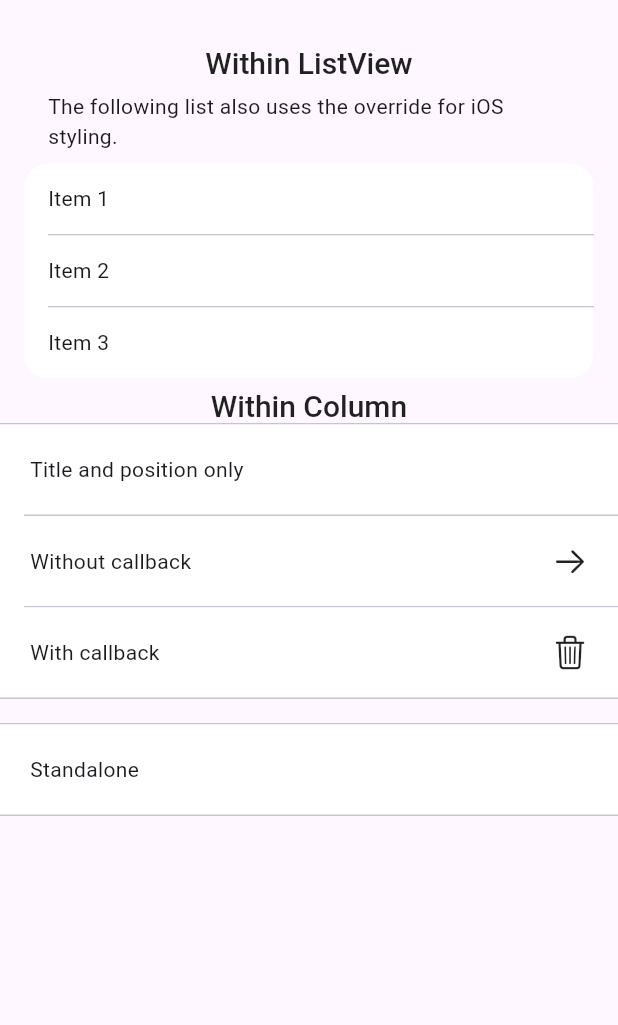
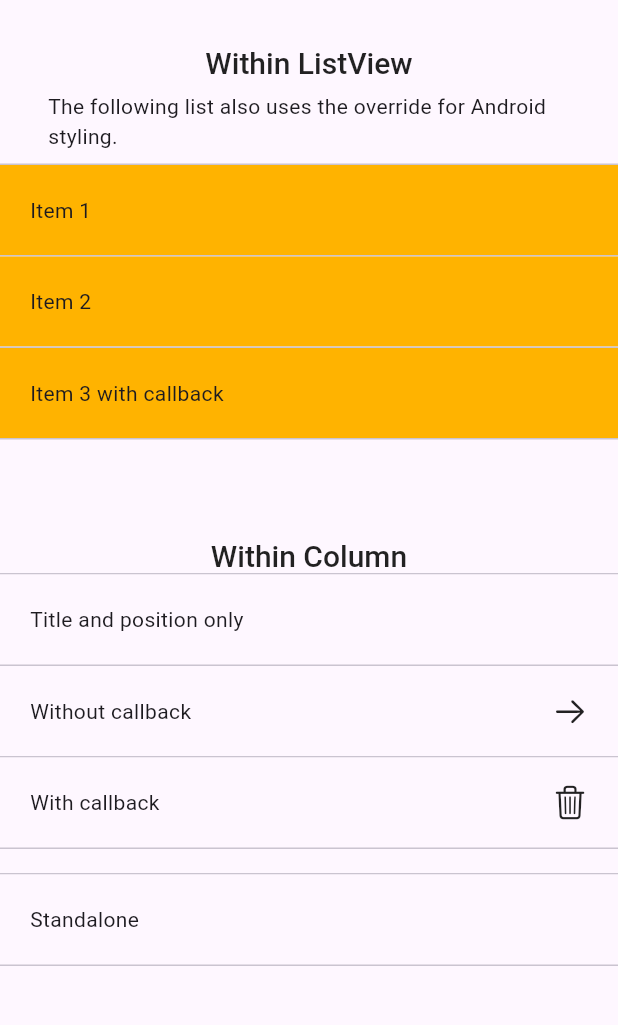
Before and after one commit to sems/dynamic_list_item, a Flutter app: the screen it shows after launch, on a phone screen of 412 x 824 dp, the part 63-1088 px from its top. Run offline on Flutter 3.47's test engine with Material 2 defaults, Android fonts, the phone set to English and light mode, and no system bars.

Commit message:
Fix issue with background styling Android

```diff
--- a/example/lib/main.dart
+++ b/example/lib/main.dart
@@ -9,7 +9,8 @@ class MyApp extends StatelessWidget {
   @override
   Widget build(BuildContext context) {
     var styling = DynamicListItemStyle(
-      overridePlatformStyling: TargetPlatform.iOS,
+      overridePlatformStyling: TargetPlatform.android,
+      tileBackgroundColorAndroid: Colors.amber[600],
     );
 
     return MaterialApp(
@@ -18,11 +19,17 @@ class MyApp extends StatelessWidget {
         primarySwatch: Colors.amber,
         useMaterial3: true,
       ),
+      darkTheme: ThemeData(
+        brightness: Brightness.dark,
+        useMaterial3: true,
+        canvasColor: Colors.black,
+      ),
       home: Scaffold(
         appBar: AppBar(
           title: const Text('Dynamic List Items'),
         ),
-        body: Container(
+        body: SafeArea(
+          child: Container(
             padding: EdgeInsets.symmetric(vertical: 16),
             child: Column(
               children: [
@@ -33,11 +40,11 @@ class MyApp extends StatelessWidget {
                 Padding(
                   padding: EdgeInsets.symmetric(horizontal: 32, vertical: 8),
                   child: Text(
-                    "The following list also uses the override for iOS styling."),
+                      "The following list also uses the override for Android styling."),
                 ),
                 Container(
                   child: SizedBox(
-                  height: 150.0,
+                    height: 250.0,
                     child: ListView(
                       children: [
                         DynamicListItem(
@@ -51,9 +58,12 @@ class MyApp extends StatelessWidget {
                           style: styling,
                         ),
                         DynamicListItem(
-                        title: "Item 3",
+                          title: "Item 3 with callback",
                           position: ListItemPostition.Bottom,
                           style: styling,
+                          callback: () {
+                            print("Item 3 was pressed");
+                          },
                         ),
                       ],
                     ),
@@ -95,6 +105,7 @@ class MyApp extends StatelessWidget {
             ),
           ),
         ),
+      ),
     );
   }
 }
--- a/lib/src/dynamic_list_item.dart
+++ b/lib/src/dynamic_list_item.dart
@@ -57,12 +57,12 @@ class DynamicListItem extends StatefulWidget {
 }
 
 class _DynamicListItemState extends State<DynamicListItem> {
-  late Color _backgroundColor;
+  late Color _backgroundColoriOS;
 
   @override
   void initState() {
     super.initState();
-    _backgroundColor = widget.style.tileBackgroundColor;
+    _backgroundColoriOS = widget.style.tileBackgroundColoriOS ?? Constants().iosBackgroundColor;
   }
 
   @override
@@ -98,7 +98,9 @@ class _DynamicListItemState extends State<DynamicListItem> {
         child: GestureDetector(
           child: Container(
             decoration: BoxDecoration(
-                color: _backgroundColor, borderRadius: _borderRadius),
+              color: _backgroundColoriOS,
+              borderRadius: _borderRadius
+            ),
             margin: EdgeInsets.symmetric(
                 horizontal: widget._constants.defaultHorizontalPadding),
             child: Column(
@@ -138,42 +140,30 @@ class _DynamicListItemState extends State<DynamicListItem> {
           ),
           onTap: widget.callback,
           onTapCancel: () {
-            setState(() => _backgroundColor = widget.style.tileBackgroundColor);
+            setState(() => _backgroundColoriOS = widget.style.tileBackgroundColoriOS ?? widget._constants.iosBackgroundColor);
           },
         ),
         onPointerDown: (_) {
           if (widget.callback != null) {
-            setState(() => _backgroundColor =
-                widget.style.tileBackgroundColorOnDown ??
-                    widget._constants.iosListTileDownColor);
+            setState(() => _backgroundColoriOS = widget.style.tileBackgroundColorOnDowniOS ?? widget._constants.iosListTileDownColor);
           }
         },
         onPointerUp: (_) {
           if (widget.callback != null) {
-            setState(() => _backgroundColor = widget.style.tileBackgroundColor);
+            setState(() => _backgroundColoriOS = widget.style.tileBackgroundColoriOS ?? widget._constants.iosBackgroundColor);
           }
         },
       );
     }
 
-    Widget androidReturn = Container(
-      color: widget.style.tileBackgroundColor != Colors.white
-          ? widget.style.tileBackgroundColor
-          : widget.style.alwaysUseFlutterStyle
-              ? null
-              : widget.style.tileBackgroundColor,
-      child: Column(
+    Widget androidReturn = Column(
       children: [
         if ((widget.position == ListItemPostition.Top ||
                 widget.position == ListItemPostition.StandAlone) &&
             widget.style.useDividers)
           Divider(height: 1),
         Material(
-            color: widget.style.tileBackgroundColor != Colors.white
-                ? widget.style.tileBackgroundColor
-                : widget.style.alwaysUseFlutterStyle
-                    ? null
-                    : widget.style.tileBackgroundColor,
+          color: widget.style.tileBackgroundColorAndroid ?? null,
           child: InkWell(
             child: Row(
               mainAxisAlignment: MainAxisAlignment.spaceBetween,
@@ -202,20 +192,18 @@ class _DynamicListItemState extends State<DynamicListItem> {
         if ((widget.position == ListItemPostition.Top ||
                 widget.position == ListItemPostition.Middle) &&
             widget.style.useDividers)
-            Divider(height: 1, indent: 16.0),
+          Divider(height: 1),
         if ((widget.position == ListItemPostition.Bottom ||
                 widget.position == ListItemPostition.StandAlone) &&
             widget.style.useDividers)
           Divider(height: 1),
       ],
-      ),
     );
 
     return widget.testing == true && widget.testing != null
         ? MediaQuery(
           data: MediaQueryData.fromWindow(ui.window),
-            child: Directionality(
-                textDirection: TextDirection.ltr, child: androidReturn))
+          child: Directionality(textDirection: TextDirection.ltr, child: androidReturn))
         : androidReturn;
   }
 }
--- a/lib/src/dynamic_list_item_style.dart
+++ b/lib/src/dynamic_list_item_style.dart
@@ -11,16 +11,22 @@ class DynamicListItemStyle {
   /// If not specifiek the default value is: `TextStyle(double fontSize = 17, FontWeight fontWeight = FontWeight.w400, Color color = Colors.black,fontFamily: "SF Pro Text", double letterSpacing = -0.24)`. Which is the default for iOS' own list-items;
   final TextStyle? iOSTextStyle;
 
-  /// The background color of the list item
+  /// The background color of the list item for iOS
+  ///
+  /// If the background color is not set, it will default to the `Color.fromRGBO(239, 239, 244, 1.0)`.
+  final Color? tileBackgroundColoriOS;
+
+  /// The background color of the list item for Android
   ///
   /// If the background color is not set, it will default to the `Colors.white`
-  final Color tileBackgroundColor;
+  final Color? tileBackgroundColorAndroid;
 
   /// The background of the list item when it is pressed down. (Only for iOS)
   ///
-  /// If not set, it will default to iOS's default color for iOS,.
+  /// If not set, it will default to iOS's default color for iOS.
+  /// Which is: `Color.fromRGBO(224, 222, 230, 0.5)`.
   /// Android will always use the Theme defaults.
-  final Color? tileBackgroundColorOnDown;
+  final Color? tileBackgroundColorOnDowniOS;
 
   /// To specifiy whether to always use the default Flutter/ThemeData for textStyles;
   ///
@@ -44,8 +50,9 @@ class DynamicListItemStyle {
   const DynamicListItemStyle({
     this.androidTextStyle,
     this.iOSTextStyle,
-    this.tileBackgroundColor = Colors.white,
-    this.tileBackgroundColorOnDown,
+    this.tileBackgroundColoriOS,
+    this.tileBackgroundColorAndroid,
+    this.tileBackgroundColorOnDowniOS,
     this.alwaysUseFlutterStyle = false,
     this.overridePlatformStyling,
     this.useDividers = true,
```
Also changed, not shown: example/pubspec.lock. Lines whose indentation alone changed are shown as unchanged.
